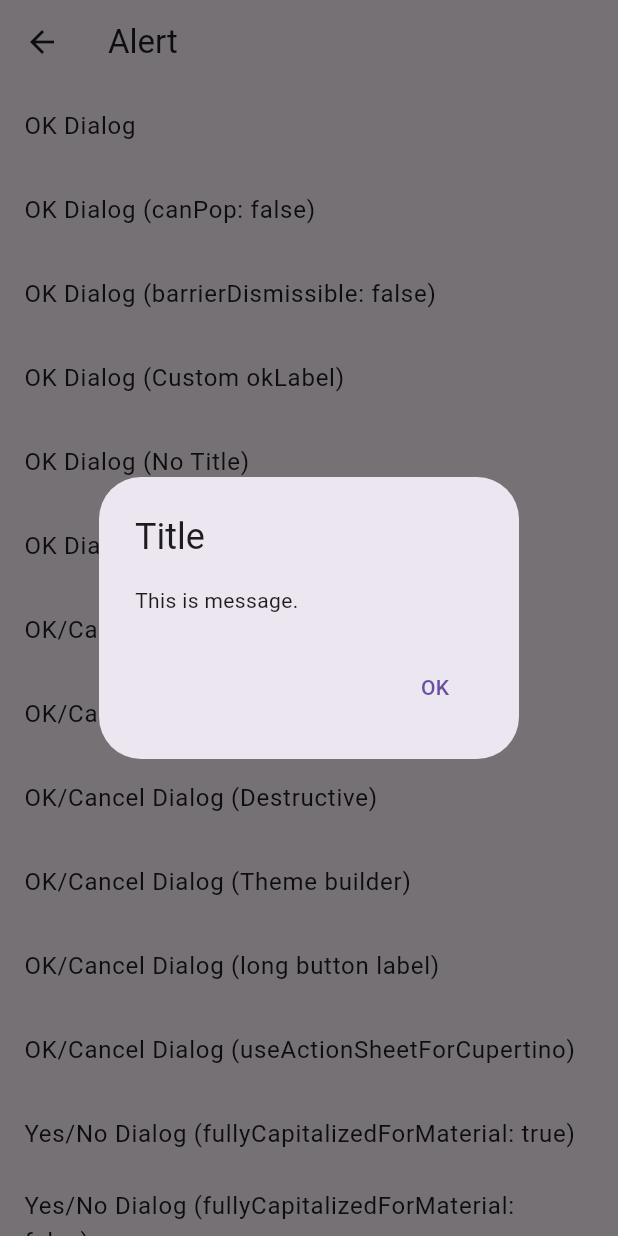
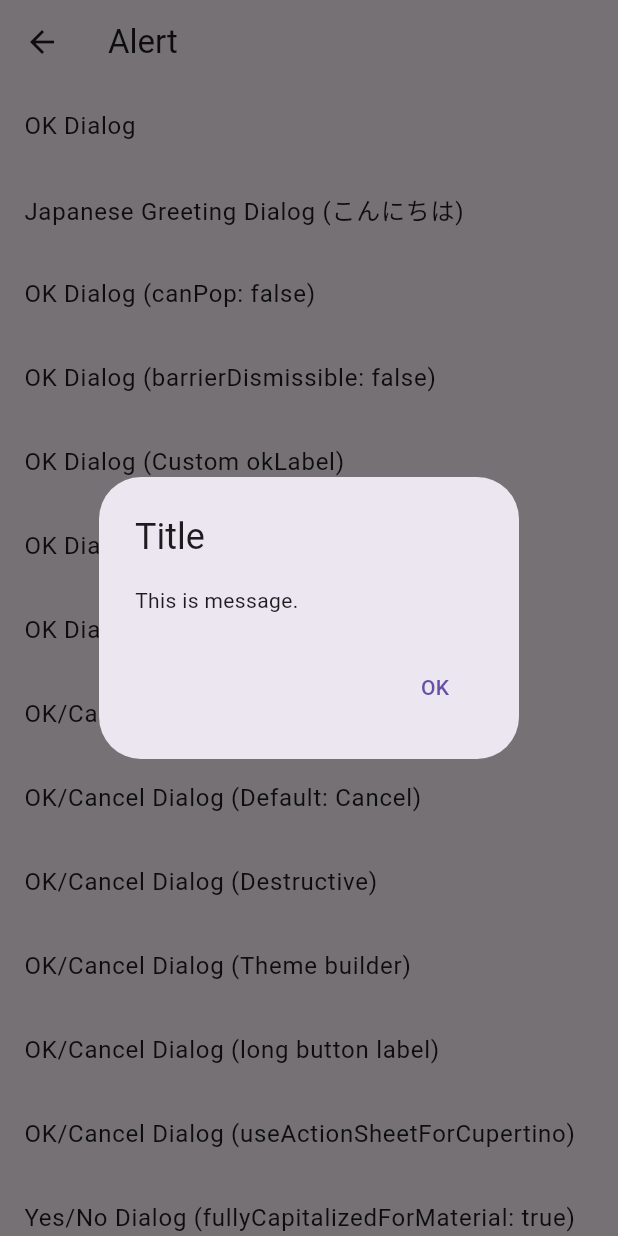
Before and after one commit to mono0926/adaptive_dialog, a Flutter app: the AlertPage screen opened by its route, after a tap on "OK Dialog", on a phone screen of 412 x 824 dp. Run offline on Flutter 3.47's test engine with Material 3 defaults, Android fonts, the phone set to English and light mode, and no system bars; our stand-ins replace dynamic_color, flutter_riverpod, go_router, recase; missing offline and left inert: intersperse, macos_ui, mono_kit, simple_logger.

Commit message:
Add Japanese greeting dialog examples (こんにちは)
Co-authored-by: mono0926 <1255062+mono0926@users.noreply.github.com>

```diff
--- a/example/lib/pages/alert_page.dart
+++ b/example/lib/pages/alert_page.dart
@@ -23,6 +23,17 @@ class AlertPage extends StatelessWidget {
                 context: context,
                 title: 'Title',
                 message: 'This is message.',
+              );
+              logger.info(result);
+            },
+          ),
+          ListTile(
+            title: const Text('Japanese Greeting Dialog (こんにちは)'),
+            onTap: () async {
+              final result = await showOkAlertDialog(
+                context: context,
+                title: 'こんにちは',
+                message: 'これは日本語のメッセージです。',
               );
               logger.info(result);
             },
```
Also changed, not shown: example/lib/pages/sheet_page.dart (+23 -0 lines), example/lib/pages/text_input_dialog_page.dart (+16 -0 lines).
